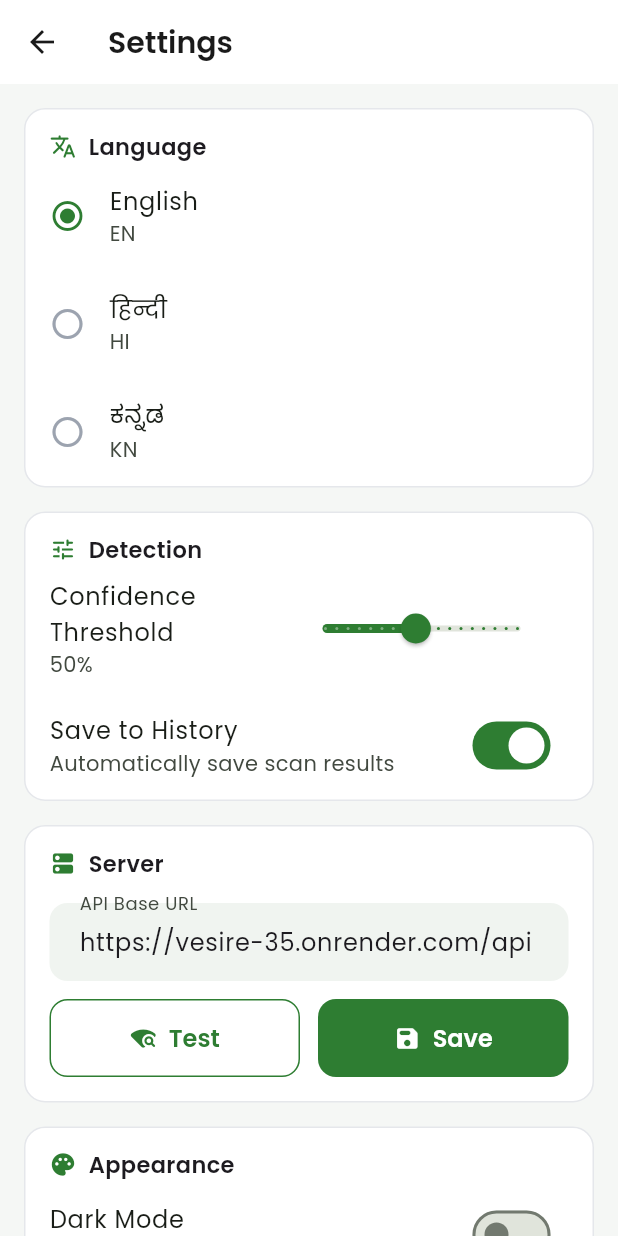
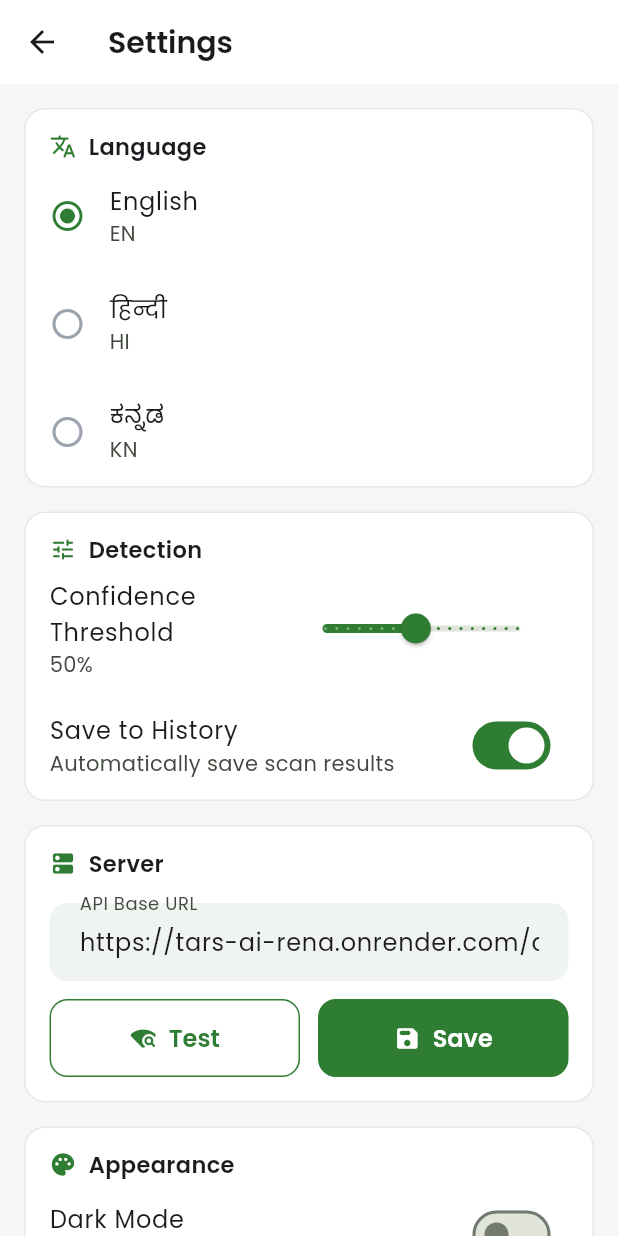
Before and after one commit to srijansrivastava03/TARS_AI_RENA, a Flutter app: the SettingsScreen screen opened directly, on a phone screen of 412 x 824 dp. Run offline on Flutter 3.47's test engine with Material 3 defaults, Android fonts, the phone set to English and light mode, and no system bars; our stand-ins replace camera, connectivity_plus, flutter_animate, google_fonts, image_picker, shared_preferences; accounts and stored records are empty; network calls fail.

Commit message:
Update API URL to own Render deployment

```diff
--- a/Frontend/lib/config/app_config.dart
+++ b/Frontend/lib/config/app_config.dart
@@ -1,7 +1,7 @@
 /// AgriScan app configuration
 class AppConfig {
   // API
-  static const String apiBaseUrl = 'https://vesire-35.onrender.com/api';
+  static const String apiBaseUrl = 'https://tars-ai-rena.onrender.com/api';
   static const Duration apiTimeout = Duration(seconds: 60);
   static const Duration detectionTimeout = Duration(seconds: 120);
 
```
